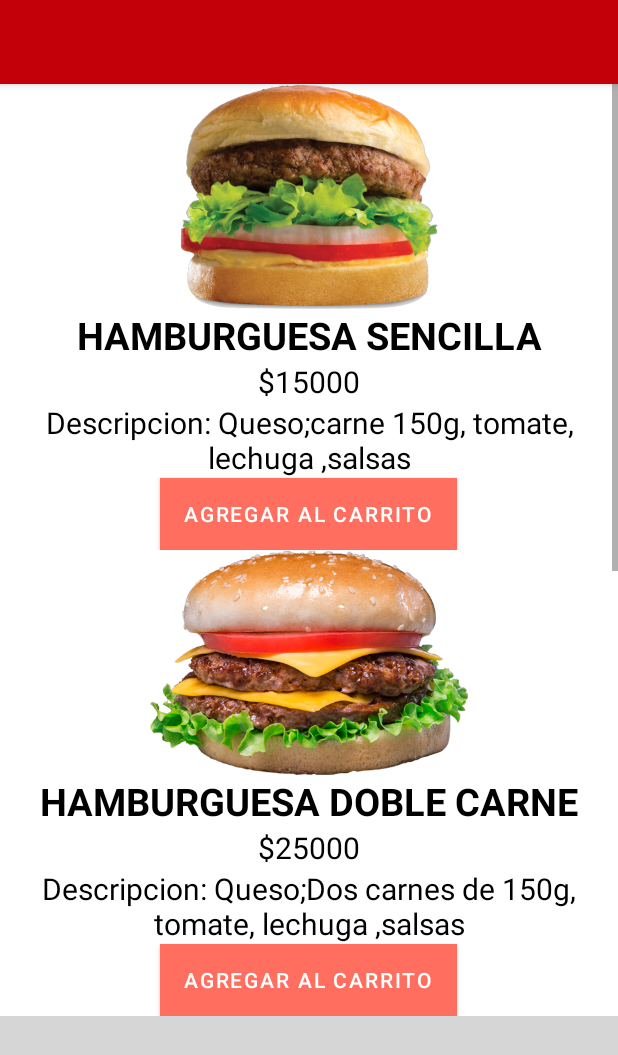
After one commit to Maocepeda/EasyOrder, an Android app: the layout ordenar_product.xml on its own in the app's theme, with its tools: preview values and no code run, on a phone screen of 412 x 824 dp. The commit adds this screen. Shown: the top 1055 px of the screen. Run offline under Robolectric (Android 15) with nearby library versions, the phone set to English and light mode, and no system bars; grey boxes are pictures that could not be loaded.

Commit message:
seccion pedidos

```diff
--- a/app/src/main/res/layout/activity_main.xml
+++ b/app/src/main/res/layout/activity_main.xml
@@ -3,6 +3,9 @@
     android:layout_width="match_parent"
     android:layout_height="match_parent"
     xmlns:app="http://schemas.android.com/apk/res-auto">
+    //prueba
+
+
 
     <LinearLayout
         android:id="@+id/linearLayout"
--- /dev/null
+++ b/app/src/main/res/layout/item_products.xml
@@ -0,0 +1,41 @@
+<?xml version="1.0" encoding="utf-8"?>
+<androidx.cardview.widget.CardView xmlns:android="http://schemas.android.com/apk/res/android"
+    android:layout_width="match_parent"
+    android:layout_height="match_parent"
+    xmlns:app="http://schemas.android.com/apk/res-auto"
+    app:cardCornerRadius="@dimen/cardCornerRadius"
+    app:cardElevation="@dimen/cardElevation"
+    android:layout_margin="@dimen/defaultlayoutMargin">
+
+    <LinearLayout
+        android:layout_width="match_parent"
+        android:layout_height="wrap_content"
+        android:orientation="vertical">
+
+        <ImageView
+            android:layout_width="match_parent"
+            android:layout_height="@dimen/heightImagePoduct"
+            android:layout_margin="@dimen/defaultlayoutMargin"
+            android:src="@mipmap/ic_launcher" />
+
+        <TextView
+                android:layout_width="match_parent"
+                android:layout_height="wrap_content"
+                android:text="HAMBURGUESA SENCILLA"
+                android:gravity="center_horizontal"
+                android:textSize="@dimen/sizeNameProduct"
+                android:textColor="@color/secondaryTextColor"
+                android:textStyle="bold"/>
+
+        <TextView
+            android:layout_width="match_parent"
+            android:layout_height="wrap_content"
+            android:gravity="center_horizontal"
+            android:text="$15000"
+            android:textColor="@color/secondaryTextColor"
+            android:textSize="@dimen/sizeNamePrice" />
+
+
+    </LinearLayout>
+
+</androidx.cardview.widget.CardView>
--- /dev/null
+++ b/app/src/main/res/layout/ordenar_product.xml
@@ -0,0 +1,398 @@
+<?xml version="1.0" encoding="utf-8"?>
+<androidx.coordinatorlayout.widget.CoordinatorLayout xmlns:android="http://schemas.android.com/apk/res/android"
+    android:layout_width="match_parent"
+    android:layout_height="match_parent"
+    xmlns:app="http://schemas.android.com/apk/res-auto">
+    <com.google.android.material.appbar.AppBarLayout
+        android:layout_width="match_parent"
+        android:layout_height="wrap_content">
+        <Toolbar
+
+            android:id="@+id/toolBarProduct"
+            android:layout_width="match_parent"
+            android:layout_height="wrap_content"
+            app:title="Easy Order"
+            app:subtitle="Pedidos"
+            app:logo="@mipmap/ic_launcher_foreground"
+            android:background="@color/primaryDarkColor" />
+
+    </com.google.android.material.appbar.AppBarLayout>
+
+
+    <FrameLayout
+        android:layout_width="match_parent"
+        android:layout_height="match_parent"
+        android:layout_marginTop="?attr/actionBarSize">
+
+        <ScrollView
+            android:layout_width="match_parent"
+            android:layout_height="match_parent">
+
+            <LinearLayout
+                android:layout_width="match_parent"
+                android:layout_height="match_parent"
+                android:orientation="vertical">
+
+                <androidx.cardview.widget.CardView
+                    android:layout_width="match_parent"
+                    android:layout_height="wrap_content"
+                    app:cardCornerRadius="@dimen/cardCornerRadius"
+                    app:cardElevation="@dimen/cardElevation"
+                    android:layout_margin="@dimen/defaultlayoutMargin">
+
+                    <LinearLayout
+                        android:layout_width="match_parent"
+                        android:layout_height="wrap_content"
+                        android:orientation="vertical">
+
+                        <ImageView
+                            android:id="@+id/imageHamburCensilla"
+                            android:layout_width="match_parent"
+                            android:layout_height="@dimen/heightImagePoduct"
+                            android:layout_margin="@dimen/defaultlayoutMargin"
+                            android:src="@mipmap/hambur_sencilla"/>
+                        <TextView
+                            android:id="@+id/NameHamburSencilla"
+                            android:layout_width="match_parent"
+                            android:layout_height="wrap_content"
+                            android:text="HAMBURGUESA SENCILLA"
+                            android:gravity="center_horizontal"
+                            android:textSize="@dimen/sizeNameProduct"
+                            android:textColor="@color/secondaryTextColor"
+                            android:textStyle="bold"/>
+
+                        <TextView
+                            android:id="@+id/PriceHamburSencilla"
+                            android:layout_width="match_parent"
+                            android:layout_height="wrap_content"
+                            android:gravity="center_horizontal"
+                            android:text="$15000"
+                            android:textColor="@color/secondaryTextColor"
+                            android:textSize="@dimen/sizeNamePrice" />
+
+                        <TextView
+                            android:id="@+id/DescripHamburSencilla"
+                            android:layout_width="match_parent"
+                            android:layout_height="wrap_content"
+                            android:gravity="center_horizontal"
+                            android:text="Descripcion: Queso;carne 150g, tomate, lechuga ,salsas"
+                            android:textColor="@color/secondaryTextColor"
+                            android:textSize="@dimen/sizeNamePrice" />
+
+                        <Button
+                            android:id="@+id/BuyHamburSencilla"
+                            android:layout_width="wrap_content"
+                            android:layout_height="wrap_content"
+                            android:layout_gravity="center_horizontal"
+                            android:layout_marginTop="@dimen/defaultlayoutMargin"
+                            android:background="@color/primaryDarkColor"
+                            android:text="@string/btbuyproduct"
+                            android:textColor="@color/ic_launcher_background" />
+                    </LinearLayout>
+                </androidx.cardview.widget.CardView>
+
+                <androidx.cardview.widget.CardView
+                    android:layout_width="match_parent"
+                    android:layout_height="wrap_content"
+                    app:cardCornerRadius="@dimen/cardCornerRadius"
+                    app:cardElevation="@dimen/cardElevation"
+                    android:layout_margin="@dimen/defaultlayoutMargin">
+
+
+
+                    <LinearLayout
+                        android:layout_width="match_parent"
+                        android:layout_height="wrap_content"
+                        android:orientation="vertical">
+
+                        <ImageView
+                            android:id="@+id/imageHamburDobleCarne"
+                            android:layout_width="match_parent"
+                            android:layout_height="@dimen/heightImagePoduct"
+                            android:layout_margin="@dimen/defaultlayoutMargin"
+                            android:src="@mipmap/hamburguesa_doblecarne"/>
+                        <TextView
+                            android:id="@+id/NameHamburDobleCarne"
+                            android:layout_width="match_parent"
+                            android:layout_height="wrap_content"
+                            android:text="HAMBURGUESA DOBLE CARNE"
+                            android:gravity="center_horizontal"
+                            android:textSize="@dimen/sizeNameProduct"
+                            android:textColor="@color/secondaryTextColor"
+                            android:textStyle="bold"/>
+
+                        <TextView
+                            android:id="@+id/PriceHamburDobleCarne"
+                            android:layout_width="match_parent"
+                            android:layout_height="wrap_content"
+                            android:gravity="center_horizontal"
+                            android:text="$25000"
+                            android:textColor="@color/secondaryTextColor"
+                            android:textSize="@dimen/sizeNamePrice" />
+
+                        <TextView
+                            android:id="@+id/DescripHamburDobleCarne"
+                            android:layout_width="match_parent"
+                            android:layout_height="wrap_content"
+                            android:gravity="center_horizontal"
+                            android:text="Descripcion: Queso;Dos carnes de 150g, tomate, lechuga ,salsas"
+                            android:textColor="@color/secondaryTextColor"
+                            android:textSize="@dimen/sizeNamePrice" />
+
+                        <Button
+                            android:id="@+id/BuyHamburDobleCarne"
+                            android:layout_width="wrap_content"
+                            android:layout_height="wrap_content"
+                            android:layout_gravity="center_horizontal"
+                            android:layout_marginTop="@dimen/defaultlayoutMargin"
+                            android:background="@color/primaryDarkColor"
+                            android:text="@string/btbuyproduct"
+                            android:textColor="@color/ic_launcher_background" />
+                    </LinearLayout>
+
+                </androidx.cardview.widget.CardView>
+                <androidx.cardview.widget.CardView
+                    android:layout_width="match_parent"
+                    android:layout_height="wrap_content"
+                    app:cardCornerRadius="@dimen/cardCornerRadius"
+                    app:cardElevation="@dimen/cardElevation"
+                    android:layout_margin="@dimen/defaultlayoutMargin">
+
+
+
+                    <LinearLayout
+                        android:layout_width="match_parent"
+                        android:layout_height="wrap_content"
+                        android:orientation="vertical">
+
+                        <ImageView
+                            android:id="@+id/imagePerroAmericano"
+                            android:layout_width="match_parent"
+                            android:layout_height="@dimen/heightImagePoduct"
+                            android:layout_margin="@dimen/defaultlayoutMargin"
+                            android:src="@mipmap/Perro_americano"/>
+                        <TextView
+                            android:id="@+id/NamePerroAmericano"
+                            android:layout_width="match_parent"
+                            android:layout_height="wrap_content"
+                            android:text="PERRO AMERICANO"
+                            android:gravity="center_horizontal"
+                            android:textSize="@dimen/sizeNameProduct"
+                            android:textColor="@color/secondaryTextColor"
+                            android:textStyle="bold"/>
+
+                        <TextView
+                            android:id="@+id/PricePerroAmericano"
+                            android:layout_width="match_parent"
+                            android:layout_height="wrap_content"
+                            android:gravity="center_horizontal"
+                            android:text="$12000"
+                            android:textColor="@color/secondaryTextColor"
+                            android:textSize="@dimen/sizeNamePrice" />
+
+                        <TextView
+                            android:id="@+id/DescripPerroAmericano"
+                            android:layout_width="match_parent"
+                            android:layout_height="wrap_content"
+                            android:gravity="center_horizontal"
+                            android:text="Descripcion: pan, salchicha ranchera ,salsas"
+                            android:textColor="@color/secondaryTextColor"
+                            android:textSize="@dimen/sizeNamePrice" />
+
+                        <Button
+                            android:id="@+id/BuyPerroAmericano"
+                            android:layout_width="wrap_content"
+                            android:layout_height="wrap_content"
+                            android:layout_gravity="center_horizontal"
+                            android:layout_marginTop="@dimen/defaultlayoutMargin"
+                            android:background="@color/primaryDarkColor"
+                            android:text="@string/btbuyproduct"
+                            android:textColor="@color/ic_launcher_background" />
+                    </LinearLayout>
+
+                </androidx.cardview.widget.CardView>
+                <androidx.cardview.widget.CardView
+                    android:layout_width="match_parent"
+                    android:layout_height="wrap_content"
+                    app:cardCornerRadius="@dimen/cardCornerRadius"
+                    app:cardElevation="@dimen/cardElevation"
+                    android:layout_margin="@dimen/defaultlayoutMargin">
+
+
+
+                    <LinearLayout
+                        android:layout_width="match_parent"
+                        android:layout_height="wrap_content"
+                        android:orientation="vertical">
+
+                        <ImageView
+                            android:id="@+id/imagePerroEspecial"
+                            android:layout_width="match_parent"
+                            android:layout_height="@dimen/heightImagePoduct"
+                            android:layout_margin="@dimen/defaultlayoutMargin"
+                            android:src="@mipmap/perro_especial"/>
+                        <TextView
+                            android:id="@+id/NamePerroEspecial"
+                            android:layout_width="match_parent"
+                            android:layout_height="wrap_content"
+                            android:text="PERRO ESPECIAL"
+                            android:gravity="center_horizontal"
+                            android:textSize="@dimen/sizeNameProduct"
+                            android:textColor="@color/secondaryTextColor"
+                            android:textStyle="bold"/>
+
+                        <TextView
+                            android:id="@+id/PricePerroEspecial"
+                            android:layout_width="match_parent"
+                            android:layout_height="wrap_content"
+                            android:gravity="center_horizontal"
+                            android:text="$20000"
+                            android:textColor="@color/secondaryTextColor"
+                            android:textSize="@dimen/sizeNamePrice" />
+
+                        <TextView
+                            android:id="@+id/DescripPerroEspecial"
+                            android:layout_width="match_parent"
+                            android:layout_height="wrap_content"
+                            android:gravity="center_horizontal"
+                            android:text="Descripcion: pan,Salchicha Ranchera, queso, papas Fritas, tocineta, Salsas"
+                            android:textColor="@color/secondaryTextColor"
+                            android:textSize="@dimen/sizeNamePrice" />
+
+                        <Button
+                            android:id="@+id/BuyPerroEspecial"
+                            android:layout_width="wrap_content"
+                            android:layout_height="wrap_content"
+                            android:layout_gravity="center_horizontal"
+                            android:layout_marginTop="@dimen/defaultlayoutMargin"
+                            android:background="@color/primaryDarkColor"
+                            android:text="@string/btbuyproduct"
+                            android:textColor="@color/ic_launcher_background" />
+                    </LinearLayout>
+
+                </androidx.cardview.widget.CardView>
+                <androidx.cardview.widget.CardView
+                    android:layout_width="match_parent"
+                    android:layout_height="wrap_content"
+                    app:cardCornerRadius="@dimen/cardCornerRadius"
+                    app:cardElevation="@dimen/cardElevation"
+                    android:layout_margin="@dimen/defaultlayoutMargin">
+
+
+
+                    <LinearLayout
+                        android:layout_width="match_parent"
+                        android:layout_height="wrap_content"
+                        android:orientation="vertical">
+
+                        <ImageView
+                            android:id="@+id/imagecocacola"
+                            android:layout_width="match_parent"
+                            android:layout_height="@dimen/heightImagePoduct"
+                            android:layout_margin="@dimen/defaultlayoutMargin"
+                            android:src="@mipmap/cocacola"/>
+                        <TextView
+                            android:id="@+id/Namecocacola"
+                            android:layout_width="match_parent"
+                            android:layout_height="wrap_content"
+                            android:text="COCA COLA 350ML"
+                            android:gravity="center_horizontal"
+                            android:textSize="@dimen/sizeNameProduct"
+                            android:textColor="@color/secondaryTextColor"
+                            android:textStyle="bold"/>
+
+                        <TextView
+                            android:id="@+id/Pricecocacola"
+                            android:layout_width="match_parent"
+                            android:layout_height="wrap_content"
+                            android:gravity="center_horizontal"
+                            android:text="$3000"
+                            android:textColor="@color/secondaryTextColor"
+                            android:textSize="@dimen/sizeNamePrice" />
+
+                        <TextView
+                            android:id="@+id/Descripcocacola"
+                            android:layout_width="match_parent"
+                            android:layout_height="wrap_content"
+                            android:gravity="center_horizontal"
+                            android:text="Descripcion: Coca Cola de 350 ml"
+                            android:textColor="@color/secondaryTextColor"
+                            android:textSize="@dimen/sizeNamePrice" />
+
+                        <Button
+                            android:id="@+id/Buycocacola"
+                            android:layout_width="wrap_content"
+                            android:layout_height="wrap_content"
+                            android:layout_gravity="center_horizontal"
+                            android:layout_marginTop="@dimen/defaultlayoutMargin"
+                            android:background="@color/primaryDarkColor"
+                            android:text="@string/btbuyproduct"
+                            android:textColor="@color/ic_launcher_background" />
+                    </LinearLayout>
+
+                </androidx.cardview.widget.CardView>
+
+                <androidx.cardview.widget.CardView
+                    android:layout_width="match_parent"
+                    android:layout_height="wrap_content"
+                    app:cardCornerRadius="@dimen/cardCornerRadius"
+                    app:cardElevation="@dimen/cardElevation"
+                    android:layout_margin="@dimen/defaultlayoutMargin">
+
+
+
+                    <LinearLayout
+                        android:layout_width="match_parent"
+                        android:layout_height="wrap_content"
+                        android:orientation="vertical">
+
+                        <ImageView
+                            android:id="@+id/imagejugonatural"
+                            android:layout_width="match_parent"
+                            android:layout_height="@dimen/heightImagePoduct"
+                            android:layout_margin="@dimen/defaultlayoutMargin"
+                            android:src="@mipmap/jugosnaturales"/>
+                        <TextView
+                            android:id="@+id/Namejugonatural"
+                            android:layout_width="match_parent"
+                            android:layout_height="wrap_content"
+                            android:text="JUGO NATURAL"
+                            android:gravity="center_horizontal"
+                            android:textSize="@dimen/sizeNameProduct"
+                            android:textColor="@color/secondaryTextColor"
+                            android:textStyle="bold"/>
+
+                        <TextView
+                            android:id="@+id/Pricejugonatural"
+                            android:layout_width="match_parent"
+                            android:layout_height="wrap_content"
+                            android:gravity="center_horizontal"
+                            android:text="$3000"
+                            android:textColor="@color/secondaryTextColor"
+                            android:textSize="@dimen/sizeNamePrice" />
+
+                        <TextView
+                            android:id="@+id/Descripjugonatural"
+                            android:layout_width="match_parent"
+                            android:layout_height="wrap_content"
+                            android:gravity="center_horizontal"
+                            android:text="Descripcion: Jugo natural con sabor a fresa en leche"
+                            android:textColor="@color/secondaryTextColor"
+                            android:textSize="@dimen/sizeNamePrice" />
+
+                        <Button
+                            android:id="@+id/Buyjugosnaturale"
+                            android:layout_width="wrap_content"
+                            android:layout_height="wrap_content"
+                            android:layout_gravity="center_horizontal"
+                            android:layout_marginTop="@dimen/defaultlayoutMargin"
+                            android:background="@color/primaryDarkColor"
+                            android:text="@string/btbuyproduct"
+                            android:textColor="@color/ic_launcher_background" />
+                    </LinearLayout>
+
+                </androidx.cardview.widget.CardView>
+            </LinearLayout>
+        </ScrollView>
+    </FrameLayout>
+</androidx.coordinatorlayout.widget.CoordinatorLayout>
--- /dev/null
+++ b/app/src/main/res/values/dimens.xml
@@ -0,0 +1,9 @@
+<?xml version="1.0" encoding="utf-8"?>
+<resources>
+    <dimen name="cardCornerRadius" />
+    <dimen name="cardElevation" />
+    <dimen name="defaultlayoutMargin" />
+    <dimen name="heightImagePoduct">150dp</dimen>
+    <dimen name="sizeNameProduct">25dp</dimen>
+    <dimen name="sizeNamePrice">20dp</dimen>
+</resources>
--- a/app/src/main/res/values/strings.xml
+++ b/app/src/main/res/values/strings.xml
@@ -1,4 +1,5 @@
 <resources>
     <string name="app_name">EasyOrder</string>
+    <string name="btbuyproduct">Agregar al carrito</string>
     <!-- TODO: Remove or change this placeholder text -->
 </resources>
```
Also changed, not shown: app/src/main/res/mipmap-hdpi/cocacola.png (added), app/src/main/res/mipmap-hdpi/hambur_sencilla.png (added), app/src/main/res/mipmap-hdpi/hamburguesa_doblecarne.png (added), app/src/main/res/mipmap-hdpi/jugosnaturales.png (added), app/src/main/res/mipmap-hdpi/perro_especial.png (added), 432 other files.
